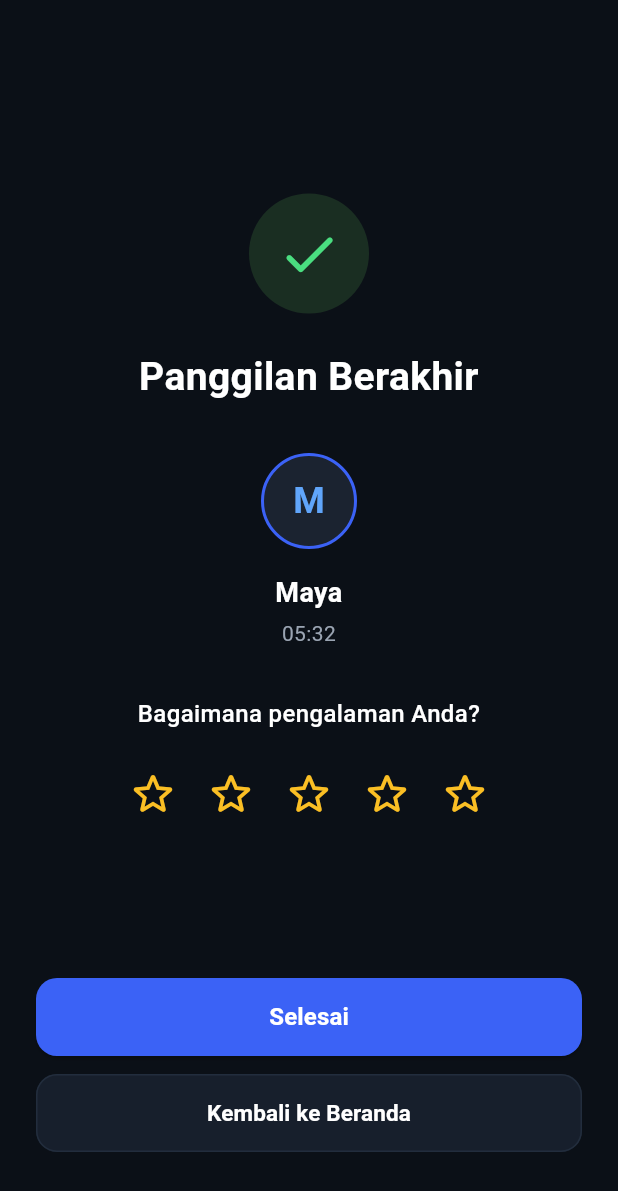
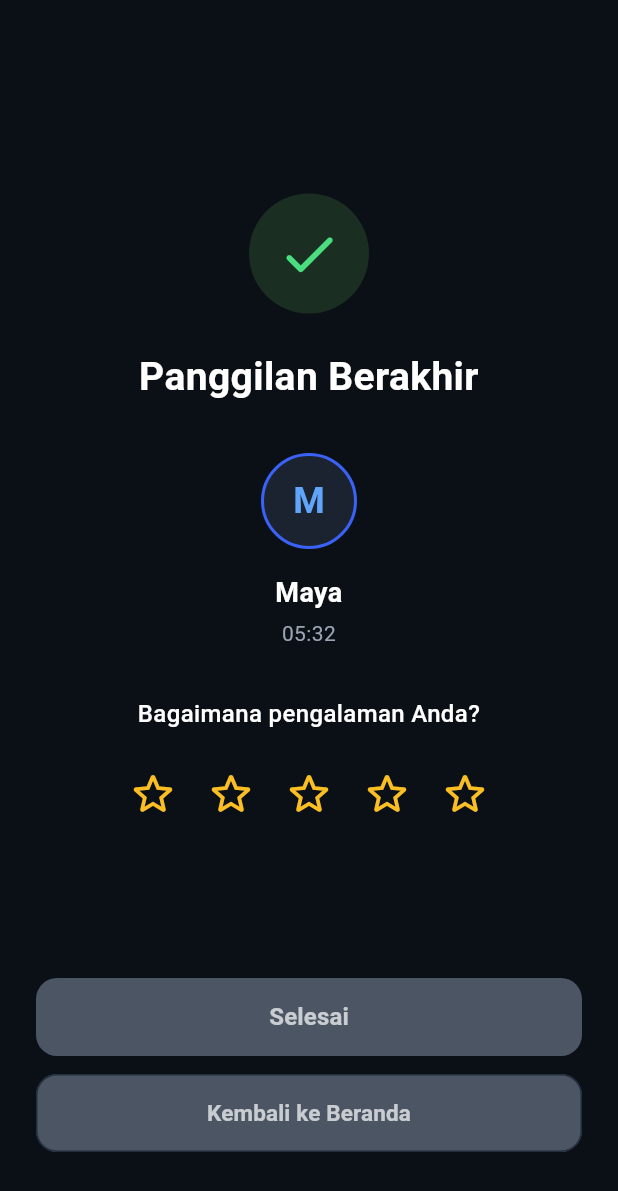
Before and after one commit to Effrizal-Firdaus/SI-SELULER, a Flutter app: the PanggilanBerakhirPage screen opened directly, on a phone screen of 412 x 824 dp. Shown: the top 1191 px of the screen. Run offline on Flutter 3.47's test engine with Material 3 defaults, Android fonts, the phone set to English and light mode, and no system bars; our stand-ins replace device_preview.

Commit message:
update tampilan akhiri panggilan dan tampilan panggilan

```diff
--- a/lib/features/pengguna/screens/panggilan_berakhir_page.dart
+++ b/lib/features/pengguna/screens/panggilan_berakhir_page.dart
@@ -1,4 +1,6 @@
 import 'package:flutter/material.dart';
+
+import 'minta_bantuan_page.dart';
 
 class PanggilanBerakhirPage extends StatefulWidget {
   const PanggilanBerakhirPage({super.key});
@@ -9,6 +11,7 @@ class PanggilanBerakhirPage extends StatefulWidget {
 
 class _PanggilanBerakhirPageState extends State<PanggilanBerakhirPage> {
   int _rating = 0;
+  bool _ratingSubmitted = false;
 
   @override
   Widget build(BuildContext context) {
@@ -148,13 +151,14 @@ class _PanggilanBerakhirPageState extends State<PanggilanBerakhirPage> {
               SizedBox(
                 height: 52,
                 child: ElevatedButton(
-                  onPressed: () {
-                    // Aksi untuk tombol selesai (misalnya kembali ke menu utama)
-                    Navigator.popUntil(context, (route) => route.isFirst);
-                  },
+                  onPressed: _rating > 0 && !_ratingSubmitted
+                      ? () => setState(() => _ratingSubmitted = true)
+                      : null,
                   style: ElevatedButton.styleFrom(
                     backgroundColor: const Color(0xFF3B62F6),
+                    disabledBackgroundColor: const Color(0xFF4B5563),
                     foregroundColor: Colors.white,
+                    disabledForegroundColor: Colors.white70,
                     shape: RoundedRectangleBorder(
                       borderRadius: BorderRadius.circular(14),
                     ),
@@ -175,12 +179,19 @@ class _PanggilanBerakhirPageState extends State<PanggilanBerakhirPage> {
               SizedBox(
                 height: 52,
                 child: ElevatedButton(
-                  onPressed: () {
-                    Navigator.popUntil(context, (route) => route.isFirst);
-                  },
+                  onPressed: _ratingSubmitted
+                      ? () => Navigator.of(context).pushAndRemoveUntil(
+                            MaterialPageRoute(
+                              builder: (context) => const MyHomePage(),
+                            ),
+                            (route) => false,
+                          )
+                      : null,
                   style: ElevatedButton.styleFrom(
                     backgroundColor: const Color(0xFF171F2C),
+                    disabledBackgroundColor: const Color(0xFF4B5563),
                     foregroundColor: Colors.white,
+                    disabledForegroundColor: Colors.white70,
                     elevation: 0,
                     shape: RoundedRectangleBorder(
                       borderRadius: BorderRadius.circular(14),
```
Also changed, not shown: lib/features/pengguna/screens/tampilan_call_page.dart (+10 -2 lines), 1 other file.
